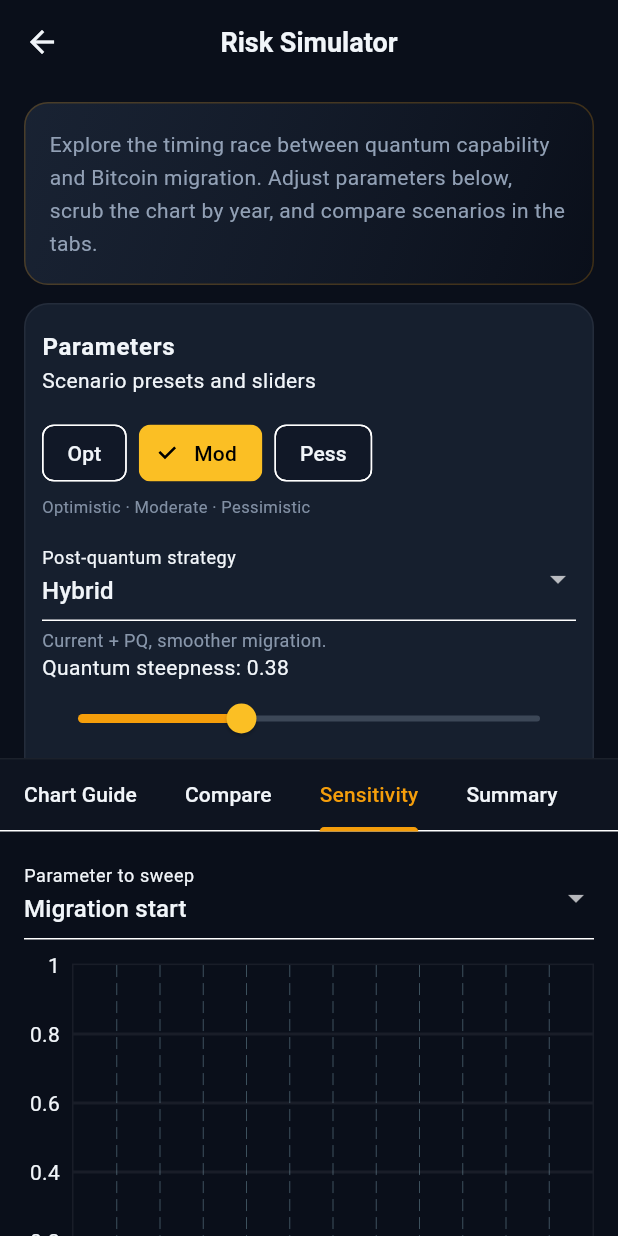
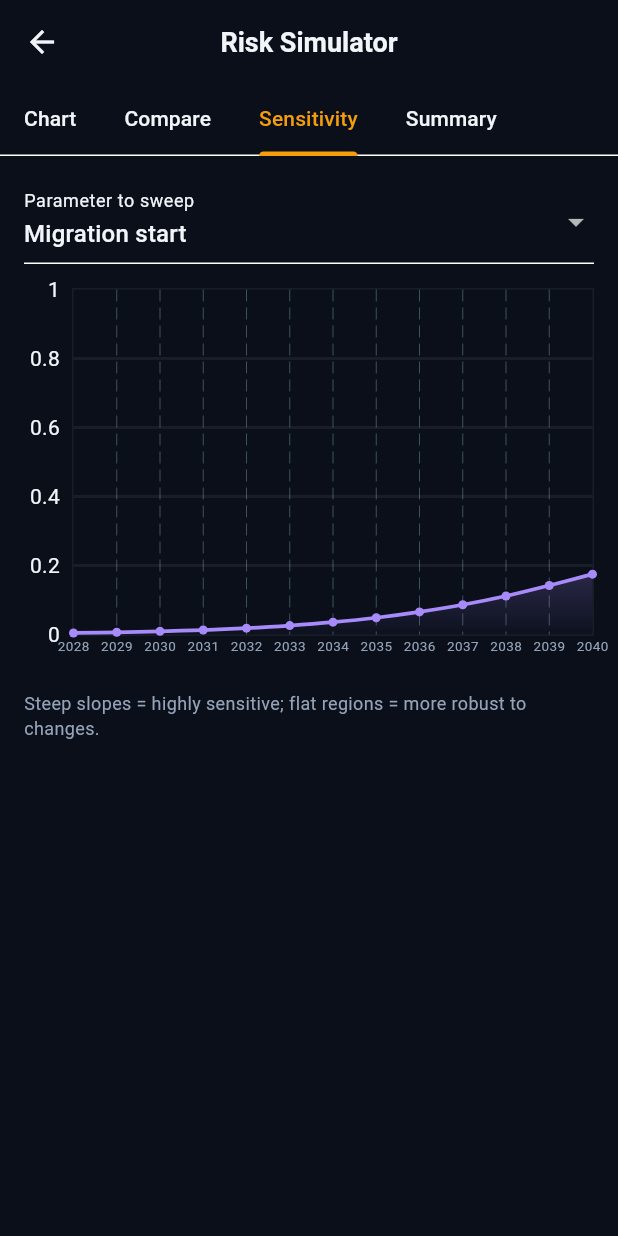
Before and after one commit to MartinCarazoGomez/BitcoinQuantumThreatTracker, a Flutter app: the SimulatorScreen screen opened directly, tab 3 chosen, on a phone screen of 412 x 824 dp. Run offline on Flutter 3.47's test engine with Material 3 defaults, Android fonts, the phone set to English and light mode, and no system bars; drawn by our look-alikes of fl_chart; our stand-ins replace share_plus; missing offline and left inert: webfeed; network calls fail.

Commit message:
Update simulator_screen.dart

```diff
--- a/bitcoin_quantum_threat_app/lib/screens/simulator_screen.dart
+++ b/bitcoin_quantum_threat_app/lib/screens/simulator_screen.dart
@@ -103,14 +103,57 @@ class _SimulatorScreenState extends State<SimulatorScreen> with SingleTickerProv
     final rv = curves.risk[i];
 
     return Scaffold(
-      appBar: AppBar(title: const Text('Risk Simulator')),
-      body: Column(
-        crossAxisAlignment: CrossAxisAlignment.stretch,
+      appBar: AppBar(
+        title: const Text('Risk Simulator'),
+        bottom: TabBar(
+          controller: _tabController,
+          isScrollable: true,
+          tabAlignment: TabAlignment.start,
+          tabs: const [
+            Tab(text: 'Chart'),
+            Tab(text: 'Compare'),
+            Tab(text: 'Sensitivity'),
+            Tab(text: 'Summary'),
+          ],
+        ),
+      ),
+      body: TabBarView(
+        controller: _tabController,
         children: [
-          Expanded(
-            flex: 5,
-            child: ListView(
-              padding: const EdgeInsets.fromLTRB(16, 12, 16, 8),
+          _chartTab(
+            curves: curves,
+            crit: crit,
+            peak: peak,
+            verdict: verdict,
+            rec: rec,
+            m50: m50,
+            q50: q50,
+            qv: qv,
+            mv: mv,
+            rv: rv,
+          ),
+          _compareTab(),
+          _sensitivityTab(),
+          _summaryTab(verdict, rec, curves),
+        ],
+      ),
+    );
+  }
+
+  Widget _chartTab({
+    required CurveResult curves,
+    required CriticalResult crit,
+    required double peak,
+    required String verdict,
+    required String rec,
+    required int? m50,
+    required int? q50,
+    required double qv,
+    required double mv,
+    required double rv,
+  }) {
+    return ListView(
+      padding: const EdgeInsets.fromLTRB(16, 12, 16, 24),
       children: [
         _heroCard(),
         const SizedBox(height: 12),
@@ -162,39 +205,59 @@ class _SimulatorScreenState extends State<SimulatorScreen> with SingleTickerProv
           'At ${_scrubYear.round()}: Q ${(qv * 100).round()}% · M ${(mv * 100).round()}% · R ${(rv * 100).round()}%',
           style: const TextStyle(fontSize: 12, color: AppColors.muted),
         ),
-              ],
+        const SizedBox(height: 20),
+        const Divider(height: 1),
+        const SizedBox(height: 16),
+        const Text('Chart guide', style: TextStyle(fontWeight: FontWeight.w800, fontSize: 14, color: AppColors.text)),
+        const SizedBox(height: 10),
+        ..._chartGuideBulletWidgets(),
+        const SizedBox(height: 4),
+        Container(
+          width: double.infinity,
+          padding: const EdgeInsets.all(12),
+          decoration: BoxDecoration(
+            borderRadius: BorderRadius.circular(10),
+            color: const Color(0xFF1e3a5f).withValues(alpha: 0.55),
+            border: Border.all(color: AppColors.quantum.withValues(alpha: 0.25)),
           ),
-          ),
-          Divider(height: 1, color: Colors.white.withValues(alpha: 0.08)),
-          Material(
-            color: AppColors.surface.withValues(alpha: 0.5),
-            child: TabBar(
-              controller: _tabController,
-              isScrollable: true,
-              tabAlignment: TabAlignment.start,
-              tabs: const [
-                Tab(text: 'Chart Guide'),
-                Tab(text: 'Compare'),
-                Tab(text: 'Sensitivity'),
-                Tab(text: 'Summary'),
-              ],
-            ),
-          ),
-          Expanded(
-            flex: 3,
-            child: TabBarView(
-              controller: _tabController,
-              children: [
-                _chartGuideTab(crit),
-                _compareTab(),
-                _sensitivityTab(),
-                _summaryTab(verdict, rec, curves),
-              ],
+          child: Text(
+            'Logic: ${crit.reason}',
+            style: const TextStyle(fontSize: 13, height: 1.45, color: AppColors.text),
           ),
         ),
       ],
+    );
+  }
+
+  /// Bullet paragraphs for the chart guide (reused in Chart tab).
+  List<Widget> _chartGuideBulletWidgets() {
+    return [
+      for (final line in AppStrings.chartGuideBullets)
+        Padding(
+          padding: const EdgeInsets.only(bottom: 10),
+          child: Builder(
+            builder: (context) {
+              const sep = ' — ';
+              final i = line.indexOf(sep);
+              if (i < 0) {
+                return Text(line, style: const TextStyle(height: 1.45, color: AppColors.text));
+              }
+              final head = line.substring(0, i);
+              final tail = line.substring(i + sep.length);
+              return Text.rich(
+                TextSpan(
+                  style: const TextStyle(height: 1.45),
+                  children: [
+                    TextSpan(text: head, style: const TextStyle(fontWeight: FontWeight.w700, color: AppColors.text)),
+                    const TextSpan(text: sep),
+                    TextSpan(text: tail, style: TextStyle(color: AppColors.muted.withValues(alpha: 0.95))),
+                  ],
                 ),
               );
+            },
+          ),
+        ),
+    ];
   }
 
   Widget _paramsCard() {
@@ -461,53 +524,6 @@ class _SimulatorScreenState extends State<SimulatorScreen> with SingleTickerProv
     );
   }
 
-  Widget _chartGuideTab(CriticalResult crit) {
-    return ListView(
-      padding: const EdgeInsets.all(16),
-      children: [
-        for (final line in AppStrings.chartGuideBullets)
-          Padding(
-            padding: const EdgeInsets.only(bottom: 10),
-            child: Builder(
-              builder: (context) {
-                const sep = ' — ';
-                final i = line.indexOf(sep);
-                if (i < 0) {
-                  return Text(line, style: const TextStyle(height: 1.45, color: AppColors.text));
-                }
-                final head = line.substring(0, i);
-                final tail = line.substring(i + sep.length);
-                return Text.rich(
-                  TextSpan(
-                    style: const TextStyle(height: 1.45),
-                    children: [
-                      TextSpan(text: head, style: const TextStyle(fontWeight: FontWeight.w700, color: AppColors.text)),
-                      const TextSpan(text: sep),
-                      TextSpan(text: tail, style: TextStyle(color: AppColors.muted.withValues(alpha: 0.95))),
-                    ],
-                  ),
-                );
-              },
-            ),
-          ),
-        const SizedBox(height: 4),
-        Container(
-          width: double.infinity,
-          padding: const EdgeInsets.all(12),
-          decoration: BoxDecoration(
-            borderRadius: BorderRadius.circular(10),
-            color: const Color(0xFF1e3a5f).withValues(alpha: 0.55),
-            border: Border.all(color: AppColors.quantum.withValues(alpha: 0.25)),
-          ),
-          child: Text(
-            'Logic: ${crit.reason}',
-            style: const TextStyle(fontSize: 13, height: 1.45, color: AppColors.text),
-          ),
-        ),
-      ],
-    );
-  }
-
   Widget _metrics(double peak, CriticalResult crit, int? m50, int? q50, String verdict) {
     return Wrap(
       spacing: 8,
```
Lines whose indentation alone changed are shown as unchanged.
